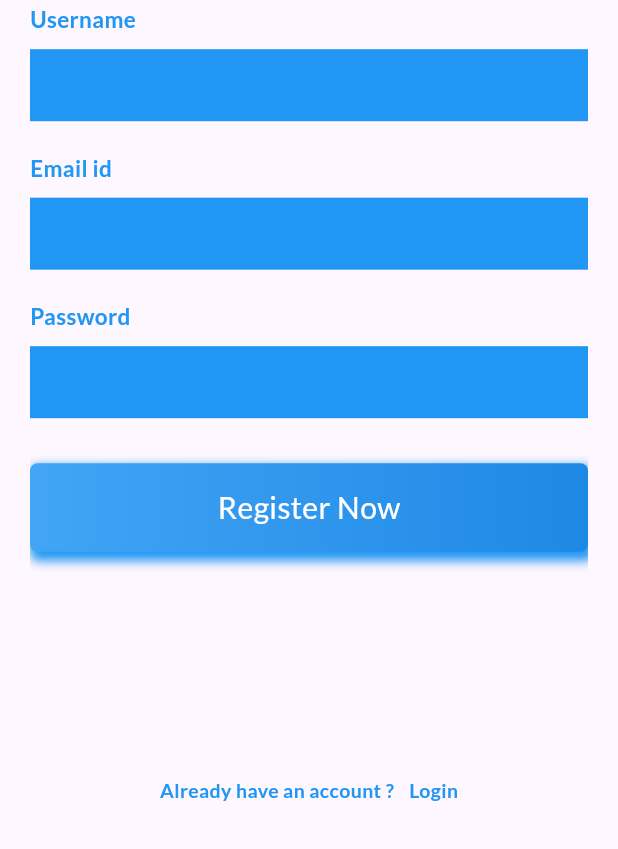
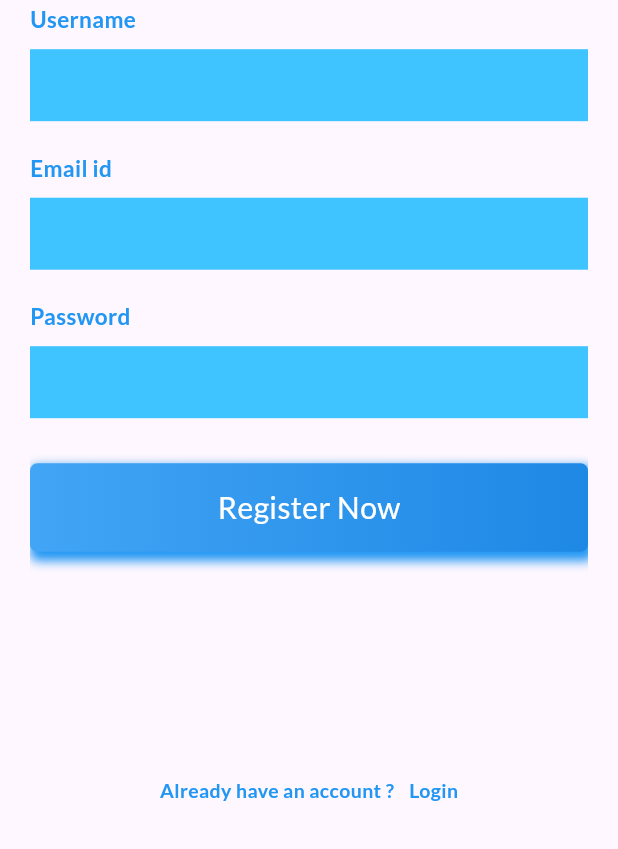
Before and after one commit to car-rental-mp-project/car_rental, a Flutter app: the SignUpPage screen opened directly, on a phone screen of 412 x 824 dp, the part 387-1236 px from its top. Run offline on Flutter 3.47's test engine with Material 3 defaults, Android fonts, the phone set to English and light mode, and no system bars; our stand-ins replace google_fonts.

Commit message:
little change

```diff
--- a/lib/src/signup.dart
+++ b/lib/src/signup.dart
@@ -52,7 +52,7 @@ class _SignUpPageState extends State<SignUpPage> {
               obscureText: isPassword,
               decoration: InputDecoration(
                   border: InputBorder.none,
-                  fillColor: Colors.blue,
+                  fillColor: Colors.lightBlueAccent,
                   filled: true))
         ],
       ),
```
